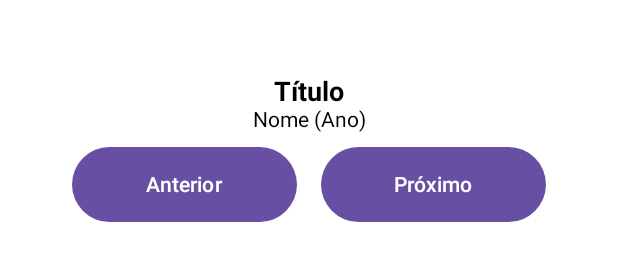
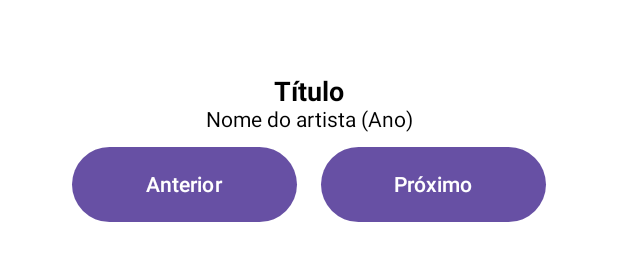
Before and after one commit to Gustavogbd/Galeria-de-Arte, an Android app built with Jetpack Compose: the @Preview function GreetingPreview, on a phone screen of 412 x 824 dp. Shown: the part 839-1100 px from the top of the screen. Run offline under Robolectric (Android 15) with nearby library versions, the phone set to English and light mode, and no system bars.

Commit message:
Add String Resources

```diff
--- a/app/src/main/java/com/example/galeriadearte/MainActivity.kt
+++ b/app/src/main/java/com/example/galeriadearte/MainActivity.kt
@@ -1,7 +1,6 @@
 package com.example.galeriadearte
 
 import android.os.Bundle
-import android.widget.Space
 import androidx.activity.ComponentActivity
 import androidx.activity.compose.setContent
 import androidx.compose.foundation.Image
@@ -21,6 +20,7 @@ import androidx.compose.runtime.Composable
 import androidx.compose.ui.Alignment
 import androidx.compose.ui.Modifier
 import androidx.compose.ui.res.painterResource
+import androidx.compose.ui.res.stringResource
 import androidx.compose.ui.text.font.FontWeight
 import androidx.compose.ui.tooling.preview.Preview
 import androidx.compose.ui.unit.dp
@@ -77,11 +77,11 @@ fun ImageDescription(){
             .padding(10.dp)
     ) {
         Text(
-            text = "Título",
+            text = stringResource(id = R.string.title_art),
             fontWeight = FontWeight.Bold,
             fontSize = 18.sp
         )
-        Text(text = "Nome (Ano)")
+        Text(text = stringResource(id = R.string.artist_name))
     }
 }
 
@@ -95,14 +95,14 @@ fun ArtButtons(){
             onClick = { /*TODO*/ },
             modifier = Modifier.size(width = 150.dp, height = 50.dp)
         ) {
-            Text(text = "Anterior")
+            Text(text = stringResource(id = R.string.button_1))
         }
         Spacer(modifier = Modifier.padding(8.dp))
         Button(
             onClick = { /*TODO*/ },
             modifier = Modifier.size(width = 150.dp, height = 50.dp)
         ) {
-            Text(text = "Próximo")
+            Text(text = stringResource(id = R.string.button_2))
         }
     }
 }
--- a/app/src/main/res/values/strings.xml
+++ b/app/src/main/res/values/strings.xml
@@ -1,3 +1,7 @@
 <resources>
     <string name="app_name">Galeria De Arte</string>
+    <string name="button_1">Anterior</string>
+    <string name="button_2">Próximo</string>
+    <string name="title_art">Título</string>
+    <string name="artist_name">Nome do artista (Ano)</string>
 </resources>
```
